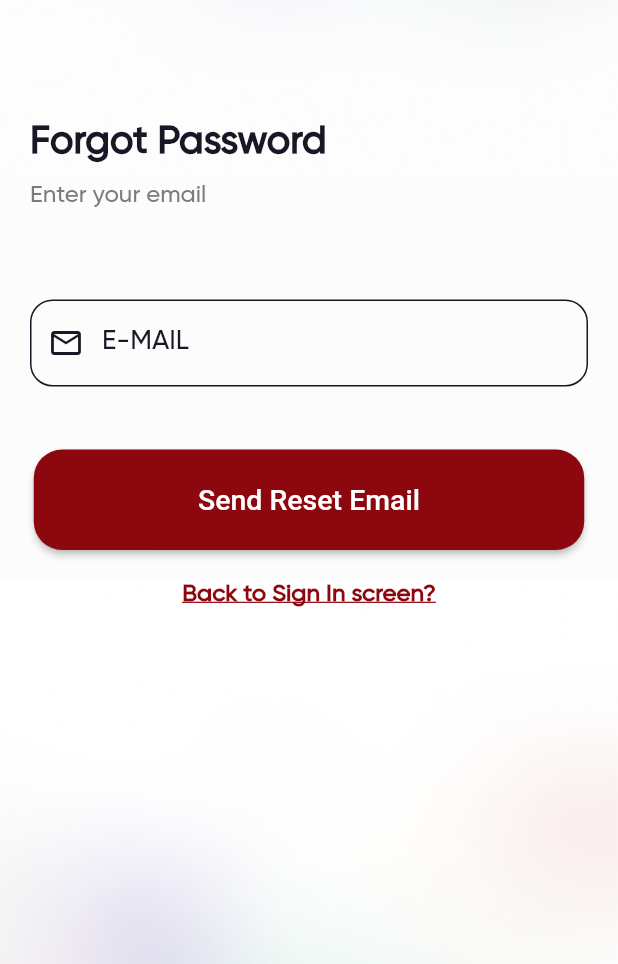
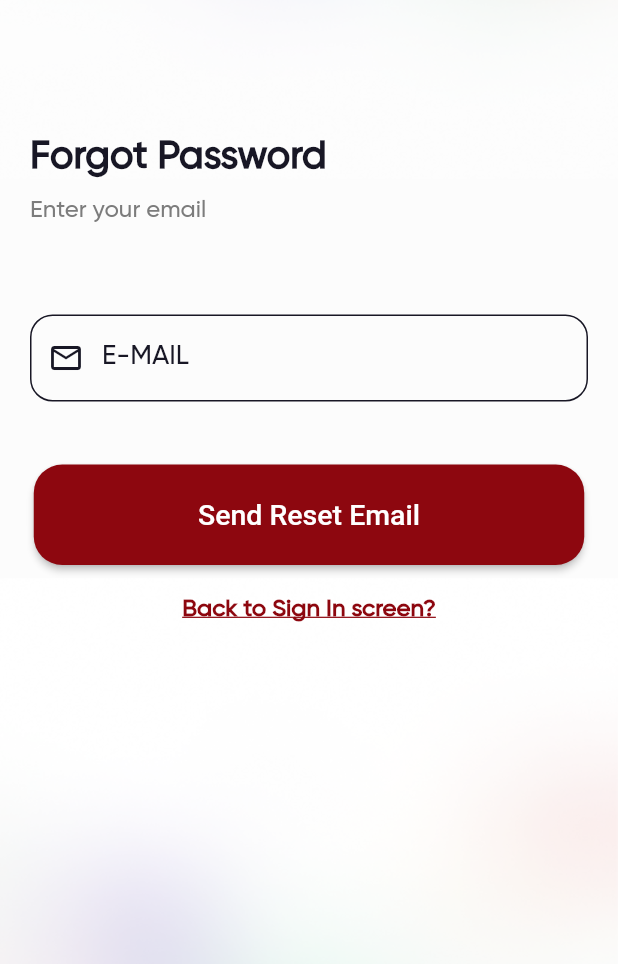
Before and after one commit to OmarAmeer96/Groceries-App, a Flutter app: the ResetPasswordScreen screen opened by its route, on a phone screen of 412 x 824 dp, the part 272-1236 px from its top. Run offline on Flutter 3.47's test engine with Material 2 defaults, Android fonts, the phone set to English and light mode, and no system bars; our stand-ins replace bloc, firebase_auth, firebase_core, flutter_bloc, google_nav_bar, image_picker and 1 more; missing offline and left inert: intro_screen_onboarding_flutter; accounts and stored records are empty; Roboto replaces fonts that are missing (Gilroy-Reular).

```diff
--- a/lib/cubits/signin_cubit/signin_state.dart
+++ b/lib/cubits/signin_cubit/signin_state.dart
@@ -4,3 +4,19 @@ part of 'signin_cubit.dart';
 sealed class SigninState {}
 
 final class SigninInitial extends SigninState {}
+
+// ignore: must_be_immutable
+final class SigninSuccess extends SigninState {
+  String successMessage;
+
+  SigninSuccess({required this.successMessage});
+}
+
+final class SigninLoading extends SigninState {}
+
+// ignore: must_be_immutable
+final class SigninFailure extends SigninState {
+  String errorMessage;
+
+  SigninFailure({required this.errorMessage});
+}
--- a/lib/screens/reset_password_screen.dart
+++ b/lib/screens/reset_password_screen.dart
@@ -48,7 +48,7 @@ class _ResetPasswordScreenState extends State<ResetPasswordScreen> {
                 child: Column(
                   crossAxisAlignment: CrossAxisAlignment.start,
                   children: [
-                    const SizedBox(height: 260),
+                    const SizedBox(height: 270),
                     const Text(
                       "Forgot Password",
                       style: TextStyle(
```
Also changed, not shown: lib/cubits/signin_cubit/signin_cubit.dart (+25 -0 lines), lib/main.dart (+8 -3 lines), lib/screens/sign_in_screen.dart (+26 -45 lines).
